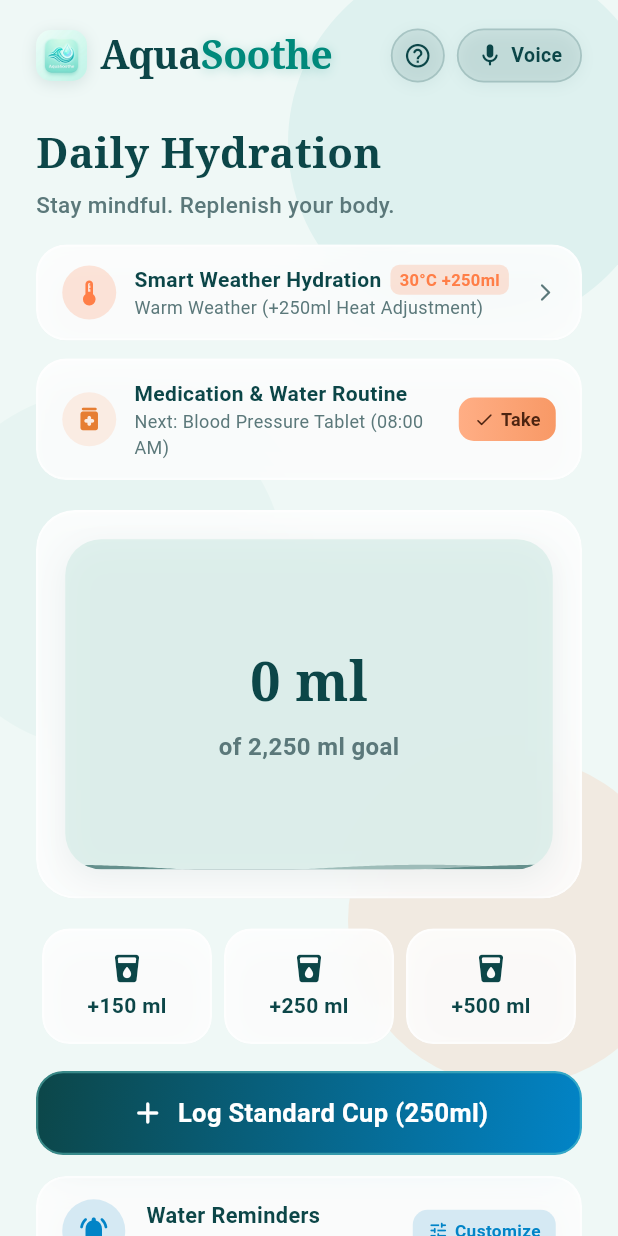
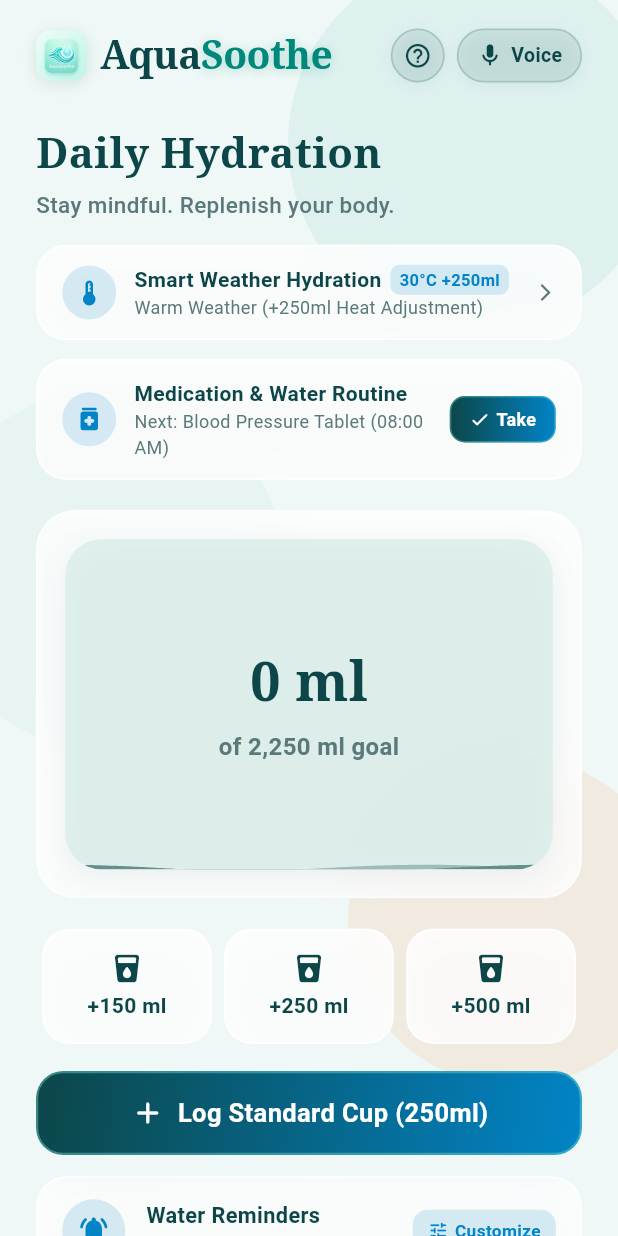
Before and after one commit to deshan2004/Aquasoothe, a Flutter app: the HydrationScreen screen opened directly, on a phone screen of 412 x 824 dp. Run offline on Flutter 3.47's test engine with Material 3 defaults, Android fonts, the phone set to English and light mode, and no system bars; our stand-ins replace cloud_firestore, file_picker, firebase_auth, firebase_core, flutter_local_notifications, flutter_riverpod and 6 more; missing offline and left inert: audio_session; accounts and stored records are empty; network calls fail.

Commit message:
fix: resolve semantics parentDataDirty assertion and unify glass button colors across hydration & medication views

```diff
--- a/lib/screens/hydration_screen.dart
+++ b/lib/screens/hydration_screen.dart
@@ -156,9 +156,9 @@ class HydrationScreen extends ConsumerWidget {
                               padding: const EdgeInsets.all(8),
                               decoration: BoxDecoration(
                                 shape: BoxShape.circle,
-                                color: const Color(0xFFFF7E47).withValues(alpha: 0.2),
+                                color: const Color(0xFF0284C7).withValues(alpha: 0.15),
                               ),
-                              child: const Icon(Icons.thermostat_rounded, color: Color(0xFFFF7E47), size: 20),
+                              child: const Icon(Icons.thermostat_rounded, color: Color(0xFF0284C7), size: 20),
                             ),
                             const SizedBox(width: 12),
                             Expanded(
@@ -183,7 +183,7 @@ class HydrationScreen extends ConsumerWidget {
                                       Container(
                                         padding: const EdgeInsets.symmetric(horizontal: 6, vertical: 2),
                                         decoration: BoxDecoration(
-                                          color: const Color(0xFFFF7E47).withValues(alpha: 0.2),
+                                          color: const Color(0xFF0284C7).withValues(alpha: 0.15),
                                           borderRadius: BorderRadius.circular(6),
                                         ),
                                         child: Text(
@@ -191,7 +191,7 @@ class HydrationScreen extends ConsumerWidget {
                                           style: const TextStyle(
                                             fontSize: 11,
                                             fontWeight: FontWeight.bold,
-                                            color: Color(0xFFFF7E47),
+                                            color: Color(0xFF0284C7),
                                           ),
                                         ),
                                       ),
@@ -228,9 +228,9 @@ class HydrationScreen extends ConsumerWidget {
                               padding: const EdgeInsets.all(8),
                               decoration: BoxDecoration(
                                 shape: BoxShape.circle,
-                                color: const Color(0xFFFFAE85).withValues(alpha: 0.2),
+                                color: const Color(0xFF0284C7).withValues(alpha: 0.15),
                               ),
-                              child: const Icon(Icons.medication_rounded, color: Color(0xFFE67E33), size: 20),
+                              child: const Icon(Icons.medication_rounded, color: Color(0xFF0284C7), size: 20),
                             ),
                             const SizedBox(width: 12),
                             Expanded(
@@ -284,24 +284,27 @@ class HydrationScreen extends ConsumerWidget {
                                   }
                                 },
                                 child: Container(
-                                  padding: const EdgeInsets.symmetric(horizontal: 10, vertical: 6),
+                                  padding: const EdgeInsets.symmetric(horizontal: 12, vertical: 6),
                                   decoration: BoxDecoration(
                                     gradient: const LinearGradient(
-                                      colors: [Color(0xFFFFAE85), Color(0xFFF89966)],
+                                      colors: [Color(0xFF0C4648), Color(0xFF0284C7)],
                                     ),
                                     borderRadius: BorderRadius.circular(10),
+                                    border: Border.all(
+                                      color: const Color(0xFF70D6CE).withValues(alpha: 0.4),
+                                    ),
                                   ),
                                   child: Row(
                                     mainAxisSize: MainAxisSize.min,
                                     children: [
-                                      const Icon(Icons.check_rounded, size: 14, color: Color(0xFF4D2411)),
+                                      const Icon(Icons.check_rounded, size: 14, color: Colors.white),
                                       const SizedBox(width: 4),
                                       Text(
                                         isSi ? 'බිව්වා' : 'Take',
                                         style: const TextStyle(
                                           fontSize: 12,
                                           fontWeight: FontWeight.bold,
-                                          color: Color(0xFF4D2411),
+                                          color: Colors.white,
                                         ),
                                       ),
                                     ],
--- a/lib/widgets/fluid_wave_progress.dart
+++ b/lib/widgets/fluid_wave_progress.dart
@@ -78,6 +78,8 @@ class _FluidWaveProgressState extends State<FluidWaveProgress> with SingleTicker
             child: SizedBox(
               width: innerW,
               height: innerH,
+              child: ExcludeSemantics(
+                child: RepaintBoundary(
                   child: AnimatedBuilder(
                     animation: _animationController,
                     builder: (context, child) {
@@ -90,6 +92,8 @@ class _FluidWaveProgressState extends State<FluidWaveProgress> with SingleTicker
                         ),
                       );
                     },
+                  ),
+                ),
               ),
             ),
           ),
--- a/lib/widgets/mini_audio_player_bar.dart
+++ b/lib/widgets/mini_audio_player_bar.dart
@@ -209,7 +209,7 @@ class MiniAudioPlayerBar extends ConsumerWidget {
                           onTap: () => showGentleAlarmModal(context),
                           child: Row(
                             children: [
-                              const Icon(Icons.alarm_on_rounded, color: Color(0xFFFFAE85), size: 14),
+                              const Icon(Icons.alarm_on_rounded, color: Color(0xFF70D6CE), size: 14),
                               const SizedBox(width: 5),
                               Flexible(
                                 child: Text(
@@ -243,7 +243,7 @@ class MiniAudioPlayerBar extends ConsumerWidget {
                             style: const TextStyle(
                               fontSize: 10,
                               fontWeight: FontWeight.bold,
-                              color: Color(0xFFFFAE85),
+                              color: Color(0xFF70D6CE),
                             ),
                           ),
                         ),
@@ -339,7 +339,7 @@ class MiniAudioPlayerBar extends ConsumerWidget {
                         },
                         icon: Icon(
                           isPlaying ? Icons.pause_circle_filled_rounded : Icons.play_circle_fill_rounded,
-                          color: const Color(0xFFF8AB80),
+                          color: const Color(0xFF70D6CE),
                           size: 36,
                         ),
                       ),
--- a/lib/widgets/sound_visualizer_widget.dart
+++ b/lib/widgets/sound_visualizer_widget.dart
@@ -57,7 +57,8 @@ class _SoundVisualizerWidgetState extends State<SoundVisualizerWidget> with Sing
 
   @override
   Widget build(BuildContext context) {
-    return AnimatedBuilder(
+    return ExcludeSemantics(
+      child: AnimatedBuilder(
         animation: _controller,
         builder: (context, child) {
           return Row(
@@ -82,6 +83,7 @@ class _SoundVisualizerWidgetState extends State<SoundVisualizerWidget> with Sing
             }),
           );
         },
+      ),
     );
   }
 }
--- a/lib/widgets/water_wave_progress.dart
+++ b/lib/widgets/water_wave_progress.dart
@@ -61,8 +61,10 @@ class _WaterWaveProgressState extends State<WaterWaveProgress> with SingleTicker
         borderRadius: BorderRadius.circular(24),
         child: Stack(
           children: [
-            // Wave animation painter
-            AnimatedBuilder(
+            // Wave animation painter (exclude from semantics and isolate in repaint boundary to prevent semantics parentDataDirty assertions)
+            ExcludeSemantics(
+              child: RepaintBoundary(
+                child: AnimatedBuilder(
                   animation: _animController,
                   builder: (context, child) {
                     return CustomPaint(
@@ -74,6 +76,8 @@ class _WaterWaveProgressState extends State<WaterWaveProgress> with SingleTicker
                       ),
                     );
                   },
+                ),
+              ),
             ),
 
             // Foreground child content overlay
```
Also changed, not shown: lib/widgets/audio_visualizer.dart (+6 -4 lines), lib/widgets/medication_schedule_sheet.dart (+13 -14 lines), lib/widgets/weather_hydration_sheet.dart (+8 -4 lines). Lines whose indentation alone changed are shown as unchanged.
